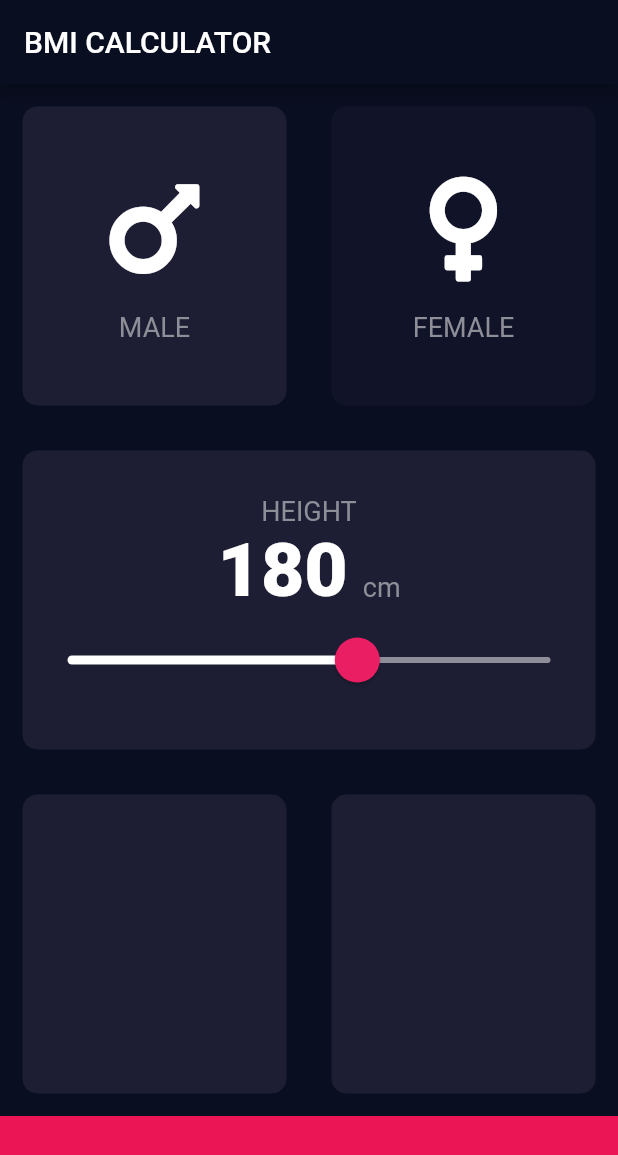
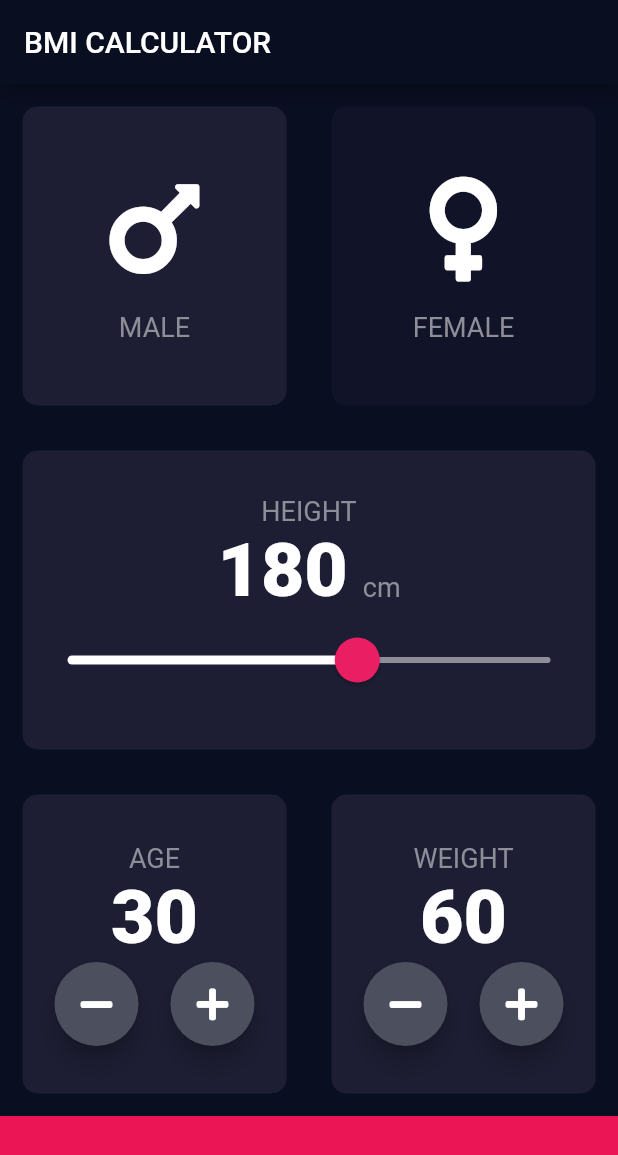
Before and after one commit to dmburyak/bmi_culculator, a Flutter app: the screen it shows after launch, on a phone screen of 412 x 824 dp. Shown: the top 1155 px of the screen. Run offline on Flutter 3.47's test engine with Material 2 defaults, Android fonts, the phone set to English and light mode, and no system bars; our stand-ins replace font_awesome_flutter.

Commit message:
add custom RoundIconButton

```diff
--- a/lib/input_page.dart
+++ b/lib/input_page.dart
@@ -15,6 +15,8 @@ class InputPage extends StatefulWidget {
 class _InputPageState extends State<InputPage> {
   Gender selectedGender = Gender.male;
   int height = 180;
+  int weight = 60;
+  int age = 30;
 
   @override
   Widget build(BuildContext context) {
@@ -87,8 +89,10 @@ class _InputPageState extends State<InputPage> {
                         overlayColor: Color(0x29EB1555),
                         activeTrackColor: Colors.white,
                         inactiveTrackColor: Color(0xFF8D8E98),
-                        thumbShape: RoundSliderThumbShape(enabledThumbRadius: 15.0),
-                        overlayShape: RoundSliderOverlayShape(overlayRadius: 30.0),
+                        thumbShape:
+                            RoundSliderThumbShape(enabledThumbRadius: 15.0),
+                        overlayShape:
+                            RoundSliderOverlayShape(overlayRadius: 30.0),
                       ),
                       child: Slider(
                           value: height.toDouble(),
@@ -108,10 +112,64 @@ class _InputPageState extends State<InputPage> {
               child: Row(
                 children: [
                   Expanded(
-                    child: ReusableCard(),
+                    child: ReusableCard(
+                      cardChild: Column(
+                        mainAxisAlignment: MainAxisAlignment.center,
+                        children: [
+                          Text('AGE', style: kCardTextStyle),
+                          Text(age.toString(), style: kNumberTextStyle),
+                          Row(
+                            mainAxisAlignment: MainAxisAlignment.spaceEvenly,
+                            children: [
+                              RoundIconButton(
+                                  icon: FontAwesomeIcons.minus,
+                                  onPressed: () {
+                                    setState(() {
+                                      age--;
+                                    });
+                                  }),
+                              RoundIconButton(
+                                  icon: FontAwesomeIcons.plus,
+                                  onPressed: () {
+                                    setState(() {
+                                      age++;
+                                    });
+                                  }),
+                            ],
+                          ),
+                        ],
+                      ),
+                    ),
                   ),
                   Expanded(
-                    child: ReusableCard(),
+                    child: ReusableCard(
+                      cardChild: Column(
+                        mainAxisAlignment: MainAxisAlignment.center,
+                        children: [
+                          Text('WEIGHT', style: kCardTextStyle),
+                          Text(weight.toString(), style: kNumberTextStyle),
+                          Row(
+                            mainAxisAlignment: MainAxisAlignment.spaceEvenly,
+                            children: [
+                              RoundIconButton(
+                                  icon: FontAwesomeIcons.minus,
+                                  onPressed: () {
+                                    setState(() {
+                                      weight--;
+                                    });
+                                  }),
+                              RoundIconButton(
+                                  icon: FontAwesomeIcons.plus,
+                                  onPressed: () {
+                                    setState(() {
+                                      weight++;
+                                    });
+                                  }),
+                            ],
+                          ),
+                        ],
+                      ),
+                    ),
                   ),
                 ],
               ),
@@ -125,3 +183,28 @@ class _InputPageState extends State<InputPage> {
         ));
   }
 }
+
+class RoundIconButton extends StatelessWidget {
+  RoundIconButton({required this.icon, required this.onPressed});
+
+  final IconData icon;
+  Function onPressed;
+
+  @override
+  Widget build(BuildContext context) {
+    return RawMaterialButton(
+      child: Icon(icon),
+      elevation: 6.0,
+      disabledElevation: 6.0,
+      constraints: BoxConstraints.tightFor(
+        width: 56.0,
+        height: 56.0,
+      ),
+      shape: CircleBorder(),
+      fillColor: Color(0xFF4C4F5E),
+      onPressed: () {
+        onPressed();
+      },
+    );
+  }
+}
```
